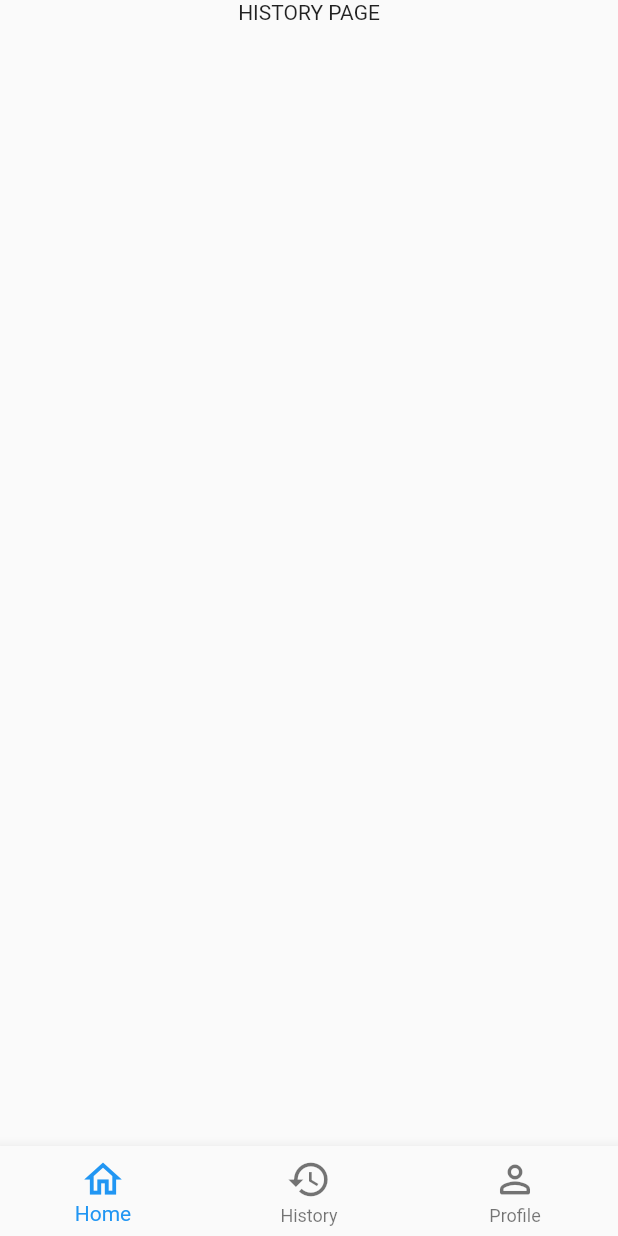
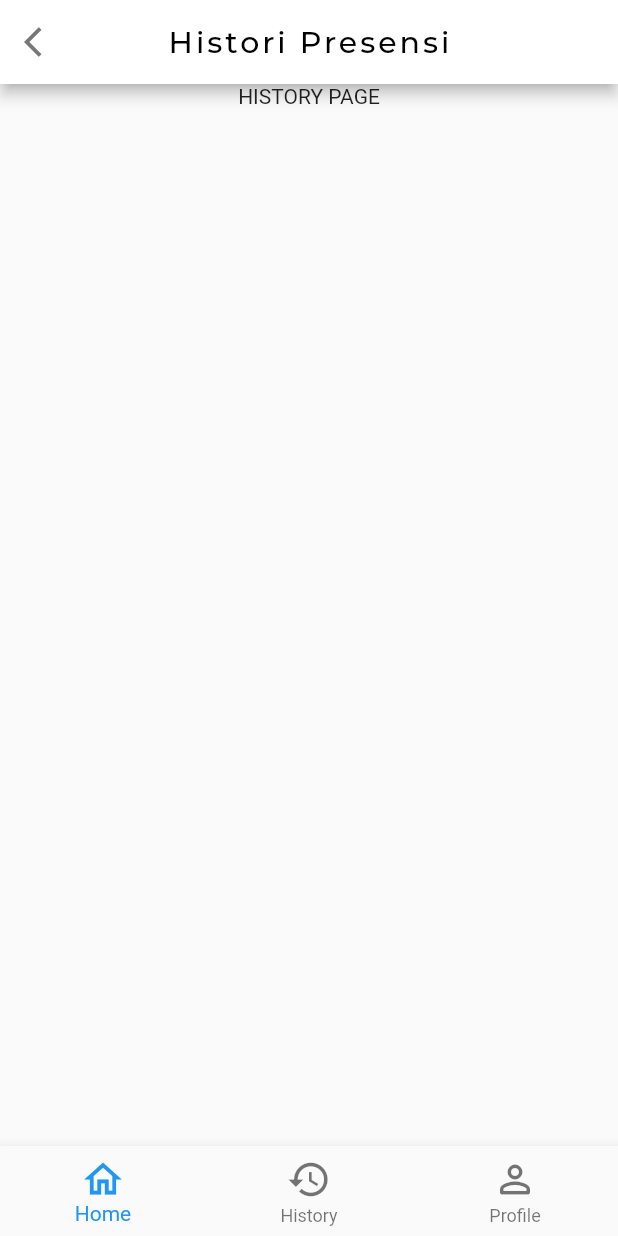
Before and after one commit to nabilareyna/sas, a Flutter app: the UIHistory screen opened by its route, on a phone screen of 412 x 824 dp. Run offline on Flutter 3.47's test engine with Material 2 defaults, Android fonts, the phone set to English and light mode, and no system bars; our stand-ins replace gap, get; missing offline and left inert: dart:html; project files that could hold a hidden picture were left out.

Commit message:
add appabar at history page

```diff
--- a/lib/component/widget/WScaffold.dart
+++ b/lib/component/widget/scaffold_widget.dart
@@ -1,3 +1,4 @@
+import 'package:flutter/material.dart';
 import 'package:flutter/src/foundation/key.dart';
 import 'package:flutter/src/widgets/container.dart';
 import 'package:flutter/src/widgets/framework.dart';
@@ -7,6 +8,6 @@ class WScaffold extends StatelessWidget {
 
   @override
   Widget build(BuildContext context) {
-    return Container();
+    return Scaffold();
   }
 }
--- a/lib/module/history/ui/ui_history.dart
+++ b/lib/module/history/ui/ui_history.dart
@@ -1,3 +1,5 @@
+import 'dart:html';
+
 import 'package:flutter/cupertino.dart';
 import 'package:flutter/material.dart';
 import 'package:flutter/src/foundation/key.dart';
@@ -6,6 +8,8 @@ import 'package:flutter/src/widgets/framework.dart';
 import 'package:get/get.dart';
 import 'package:sas/module/dashboard/controller/c_page_view.dart';
 import 'package:sas/module/history/controller/c_history.dart';
+import 'package:sas/routes/routes.dart';
+import 'package:sas/utils/AppThemes.dart';
 
 class UIHistory extends GetView<CHistory> {
   UIHistory({Key? key}) : super(key: key);
@@ -15,6 +19,18 @@ class UIHistory extends GetView<CHistory> {
   @override
   Widget build(BuildContext context) {
     return Scaffold(
+      appBar: AppBar(
+        centerTitle: true,
+        title: Text('Histori Presensi', style: Styles.appBarTitle),
+        backgroundColor: Colors.white,
+        leading: IconButton(
+          icon: Icon(
+            Icons.arrow_back_ios,
+            color: Styles.secondaryColor,
+          ),
+          onPressed: () => Get.toNamed(Routes.dashboard),
+        ),
+      ),
       body: Column(
         children: [
           Center(
--- a/lib/utils/AppThemes.dart
+++ b/lib/utils/AppThemes.dart
@@ -7,4 +7,6 @@ class Styles {
   static Color greenColor = const Color(0XFFF5FC07C);
   static Color redColor = const Color(0XFFFD90000);
   static Color secondaryColor = const Color(0xFFF777777);
+
+  static TextStyle appBarTitle = TextStyle(color: Colors.black, fontFamily: 'Montserrat', fontWeight: FontWeight.w500, letterSpacing: 2);
 }
```
Also changed, not shown: lib/component/widget/appbar_widget.dart (renamed from lib/component/widget/WAppbar.dart, +2 -6 lines).
